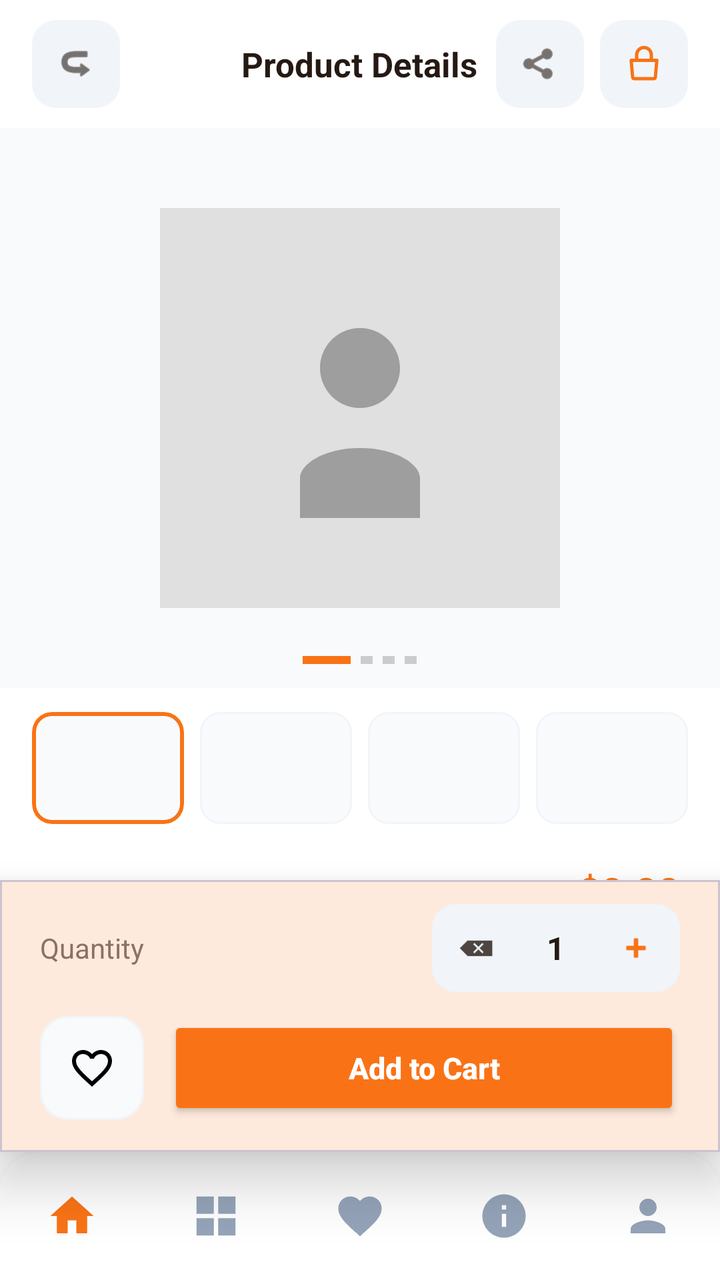
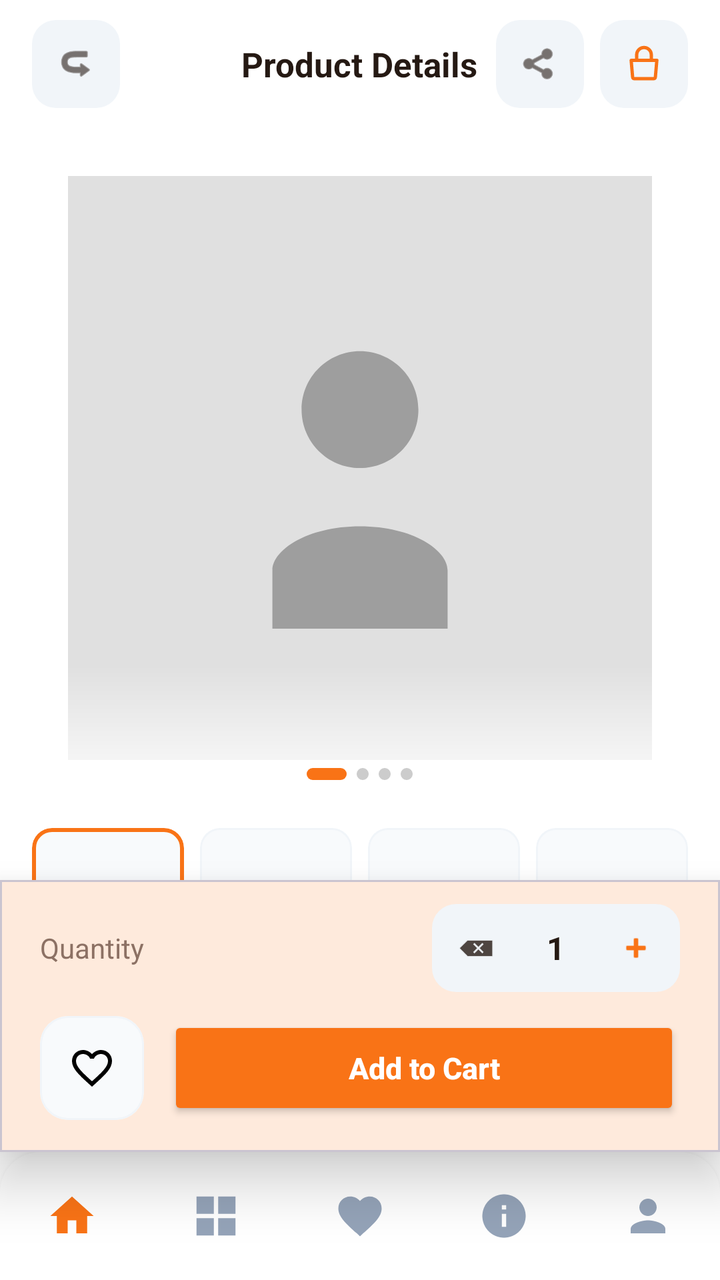

The first picture is an Android layout as it rendered before a commit; the second is the same layout after the commit. The layout source and the unified diff follow.
<!-- AndroidManifest.xml: application theme Theme.BeckieDealApp -->
<!-- res/layout/activity_product_detail.xml -->
<?xml version="1.0" encoding="utf-8"?>
<androidx.constraintlayout.widget.ConstraintLayout xmlns:android="http://schemas.android.com/apk/res/android"
    xmlns:app="http://schemas.android.com/apk/res-auto"
    xmlns:tools="http://schemas.android.com/tools"
    android:layout_width="match_parent"
    android:layout_height="match_parent"
    android:background="@color/background"
    android:fitsSystemWindows="true"
    tools:context=".ProductDetailActivity">

    
    <com.google.android.material.appbar.MaterialToolbar
        android:id="@+id/topAppBar"
        android:layout_width="match_parent"
        android:layout_height="64dp"
        android:background="@color/surface"
        app:contentInsetStart="0dp"
        app:elevation="0dp"
        app:layout_constraintTop_toTopOf="parent">

        <RelativeLayout
            android:layout_width="match_parent"
            android:layout_height="match_parent"
            android:paddingHorizontal="16dp">

            <ImageView
                android:id="@+id/backButton"
                android:layout_width="44dp"
                android:layout_height="44dp"
                android:layout_alignParentStart="true"
                android:layout_centerVertical="true"
                android:background="@drawable/form_field_background"
                android:padding="12dp"
                android:src="@android:drawable/ic_menu_revert"
                android:rotation="180"
                app:tint="@color/text_primary" />

            <TextView
                android:layout_width="wrap_content"
                android:layout_height="wrap_content"
                android:layout_centerInParent="true"
                android:text="Product Details"
                android:textColor="@color/text_primary"
                android:textSize="17sp"
                android:textStyle="bold" />

            <LinearLayout
                android:layout_width="wrap_content"
                android:layout_height="wrap_content"
                android:layout_alignParentEnd="true"
                android:layout_centerVertical="true"
                android:gravity="center_vertical"
                android:orientation="horizontal">

                <ImageView
                    android:id="@+id/shareIcon"
                    android:layout_width="44dp"
                    android:layout_height="44dp"
                    android:layout_marginEnd="8dp"
                    android:background="@drawable/form_field_background"
                    android:padding="12dp"
                    android:src="@android:drawable/ic_menu_share"
                    app:tint="@color/text_primary" />

                <RelativeLayout
                    android:id="@+id/cartContainer"
                    android:layout_width="44dp"
                    android:layout_height="44dp"
                    android:background="@drawable/form_field_background">
                    <ImageView
                        android:id="@+id/cartIcon"
                        android:layout_width="22dp"
                        android:layout_height="22dp"
                        android:layout_centerInParent="true"
                        android:src="@drawable/ic_shopping_bag"
                        app:tint="@color/primary" />
                    <TextView
                        android:id="@+id/cartBadge"
                        android:layout_width="18dp"
                        android:layout_height="18dp"
                        android:layout_alignParentEnd="true"
                        android:layout_alignParentTop="true"
                        android:background="@drawable/badge_pill"
                        android:backgroundTint="@color/red_error"
                        android:gravity="center"
                        android:text="0"
                        android:textColor="@color/white_fixed"
                        android:textSize="9sp"
                        android:textStyle="bold"
                        android:visibility="gone" />
                </RelativeLayout>
            </LinearLayout>
        </RelativeLayout>
    </com.google.android.material.appbar.MaterialToolbar>

    
    <androidx.core.widget.NestedScrollView
        android:layout_width="match_parent"
        android:layout_height="0dp"
        android:fillViewport="true"
        app:layout_constraintTop_toBottomOf="@id/topAppBar"
        app:layout_constraintBottom_toTopOf="@id/bottomActionLayout">

        <LinearLayout
            android:layout_width="match_parent"
            android:layout_height="wrap_content"
            android:orientation="vertical"
            android:paddingBottom="24dp">

            
            <FrameLayout
                android:layout_width="match_parent"
                android:layout_height="@dimen/hero_banner_height_product"
                android:background="@color/card_bg_secondary">

                
                <ImageView
                    android:id="@+id/detailProductImage"
                    android:layout_width="match_parent"
                    android:layout_height="match_parent"
                    android:padding="32dp"
                    android:scaleType="centerInside"
                    android:src="@drawable/placeholder_image" />

                
                <LinearLayout
                    android:id="@+id/dotIndicator"
                    android:layout_width="wrap_content"
                    android:layout_height="wrap_content"
                    android:layout_gravity="bottom|center_horizontal"
                    android:layout_marginBottom="12dp"
                    android:gravity="center_vertical"
                    android:orientation="horizontal">

                    <View android:id="@+id/dot1"
                        android:layout_width="24dp" android:layout_height="4dp"
                        android:layout_marginEnd="5dp"
                        android:background="#F97316" />
                    <View android:id="@+id/dot2"
                        android:layout_width="6dp" android:layout_height="4dp"
                        android:layout_marginEnd="5dp"
                        android:background="#CCCCCC" android:backgroundTint="@null" />
                    <View android:id="@+id/dot3"
                        android:layout_width="6dp" android:layout_height="4dp"
                        android:layout_marginEnd="5dp"
                        android:background="#CCCCCC" android:backgroundTint="@null" />
                    <View android:id="@+id/dot4"
                        android:layout_width="6dp" android:layout_height="4dp"
                        android:background="#CCCCCC" android:backgroundTint="@null" />
                </LinearLayout>
            </FrameLayout>

            
            <LinearLayout
                android:id="@+id/thumbnailRow"
                android:layout_width="match_parent"
                android:layout_height="72dp"
                android:orientation="horizontal"
                android:paddingHorizontal="16dp"
                android:paddingTop="12dp"
                android:paddingBottom="4dp">

                <com.google.android.material.card.MaterialCardView
                    android:id="@+id/thumb1"
                    android:layout_width="0dp"
                    android:layout_height="match_parent"
                    android:layout_weight="1"
                    android:layout_marginEnd="8dp"
                    app:cardCornerRadius="10dp"
                    app:cardElevation="0dp"
                    app:strokeWidth="2dp"
                    app:strokeColor="@color/primary"
                    app:cardBackgroundColor="@color/card_bg_secondary">
                    <ImageView android:id="@+id/thumbImg1"
                        android:layout_width="match_parent" android:layout_height="match_parent"
                        android:scaleType="centerCrop" android:padding="6dp" />
                </com.google.android.material.card.MaterialCardView>

                <com.google.android.material.card.MaterialCardView
                    android:id="@+id/thumb2"
                    android:layout_width="0dp"
                    android:layout_height="match_parent"
                    android:layout_weight="1"
                    android:layout_marginEnd="8dp"
                    app:cardCornerRadius="10dp"
                    app:cardElevation="0dp"
                    app:strokeWidth="1dp"
                    app:strokeColor="@color/border_color"
                    app:cardBackgroundColor="@color/card_bg_secondary">
                    <ImageView android:id="@+id/thumbImg2"
                        android:layout_width="match_parent" android:layout_height="match_parent"
                        android:scaleType="centerCrop" android:padding="6dp" />
                </com.google.android.material.card.MaterialCardView>

                <com.google.android.material.card.MaterialCardView
                    android:id="@+id/thumb3"
                    android:layout_width="0dp"
                    android:layout_height="match_parent"
                    android:layout_weight="1"
                    android:layout_marginEnd="8dp"
                    app:cardCornerRadius="10dp"
                    app:cardElevation="0dp"
                    app:strokeWidth="1dp"
                    app:strokeColor="@color/border_color"
                    app:cardBackgroundColor="@color/card_bg_secondary">
                    <ImageView android:id="@+id/thumbImg3"
                        android:layout_width="match_parent" android:layout_height="match_parent"
                        android:scaleType="centerCrop" android:padding="6dp" />
                </com.google.android.material.card.MaterialCardView>

                <com.google.android.material.card.MaterialCardView
                    android:id="@+id/thumb4"
                    android:layout_width="0dp"
                    android:layout_height="match_parent"
                    android:layout_weight="1"
                    app:cardCornerRadius="10dp"
                    app:cardElevation="0dp"
                    app:strokeWidth="1dp"
                    app:strokeColor="@color/border_color"
                    app:cardBackgroundColor="@color/card_bg_secondary">
                    <ImageView android:id="@+id/thumbImg4"
                        android:layout_width="match_parent" android:layout_height="match_parent"
                        android:scaleType="centerCrop" android:padding="6dp" />
                </com.google.android.material.card.MaterialCardView>

            </LinearLayout>

            
            <LinearLayout
                android:layout_width="match_parent"
                android:layout_height="wrap_content"
                android:orientation="vertical"
                android:paddingHorizontal="20dp"
                android:paddingTop="16dp">

                
                <LinearLayout
                    android:layout_width="match_parent"
                    android:layout_height="wrap_content"
                    android:orientation="horizontal"
                    android:gravity="center_vertical">

                    <TextView
                        android:id="@+id/detailProductName"
                        android:layout_width="0dp"
                        android:layout_height="wrap_content"
                        android:layout_weight="1"
                        android:text="Product Name"
                        android:textColor="@color/text_primary"
                        android:textSize="22sp"
                        android:textStyle="bold" />

                    <LinearLayout
                        android:layout_width="wrap_content"
                        android:layout_height="wrap_content"
                        android:orientation="vertical"
                        android:gravity="end">

                        <TextView
                            android:id="@+id/detailProductPrice"
                            android:layout_width="wrap_content"
                            android:layout_height="wrap_content"
                            android:text="$0.00"
                            android:textColor="@color/primary"
                            android:textSize="20sp"
                            android:textStyle="bold" />

                        <TextView
                            android:id="@+id/stockLabel"
                            android:layout_width="wrap_content"
                            android:layout_height="wrap_content"
                            android:text="In Stock"
                            android:textColor="#22C55E"
                            android:textSize="11sp" />
                    </LinearLayout>
                </LinearLayout>

                
                <LinearLayout
                    android:layout_width="wrap_content"
                    android:layout_height="wrap_content"
                    android:orientation="horizontal"
                    android:gravity="center_vertical"
                    android:layout_marginTop="6dp">

                    <ImageView
                        android:layout_width="14dp"
                        android:layout_height="14dp"
                        android:src="@android:drawable/btn_star_big_on"
                        app:tint="@color/yellow_star" />

                    <TextView
                        android:id="@+id/detailProductRating"
                        android:layout_width="wrap_content"
                        android:layout_height="wrap_content"
                        android:layout_marginStart="4dp"
                        android:text="4.9"
                        android:textColor="@color/text_primary"
                        android:textSize="13sp"
                        android:textStyle="bold" />

                    <TextView
                        android:id="@+id/reviewCount"
                        android:layout_width="wrap_content"
                        android:layout_height="wrap_content"
                        android:layout_marginStart="4dp"
                        android:text="(120 reviews)"
                        android:textColor="@color/text_secondary"
                        android:textSize="12sp" />
                </LinearLayout>

                
                <TextView
                    android:id="@+id/detailProductDescription"
                    android:layout_width="match_parent"
                    android:layout_height="wrap_content"
                    android:layout_marginTop="14dp"
                    android:text=""
                    android:textColor="@color/text_secondary"
                    android:textSize="14sp"
                    android:lineSpacingExtra="4dp" />

                
                <LinearLayout
                    android:id="@+id/specTagsRow"
                    android:layout_width="match_parent"
                    android:layout_height="wrap_content"
                    android:layout_marginTop="12dp"
                    android:orientation="vertical">
                    
                </LinearLayout>

                
                <TextView
                    android:layout_width="wrap_content"
                    android:layout_height="wrap_content"
                    android:layout_marginTop="24dp"
                    android:text="Technical Specifications"
                    android:textColor="@color/text_primary"
                    android:textSize="17sp"
                    android:textStyle="bold" />

                
                <GridLayout
                    android:id="@+id/specCardsGrid"
                    android:layout_width="match_parent"
                    android:layout_height="wrap_content"
                    android:layout_marginTop="12dp"
                    android:columnCount="2"
                    android:useDefaultMargins="false" />

                
                <com.google.android.material.card.MaterialCardView
                    android:layout_width="match_parent"
                    android:layout_height="wrap_content"
                    android:layout_marginTop="16dp"
                    app:cardCornerRadius="16dp"
                    app:cardElevation="0dp"
                    app:strokeWidth="1dp"
                    app:strokeColor="@color/border_color"
                    app:cardBackgroundColor="@color/surface">

                    <LinearLayout
                        android:id="@+id/specRowsContainer"
                        android:layout_width="match_parent"
                        android:layout_height="wrap_content"
                        android:orientation="vertical"
                        android:paddingVertical="4dp" />

                </com.google.android.material.card.MaterialCardView>

            </LinearLayout>
        </LinearLayout>
    </androidx.core.widget.NestedScrollView>

    
    <com.google.android.material.card.MaterialCardView
        android:id="@+id/bottomActionLayout"
        android:layout_width="match_parent"
        android:layout_height="wrap_content"
        app:cardElevation="16dp"
        app:cardCornerRadius="0dp"
        app:cardBackgroundColor="@color/surface"
        app:layout_constraintBottom_toTopOf="@id/bottomNavGlassHost">

        <LinearLayout
            android:layout_width="match_parent"
            android:layout_height="wrap_content"
            android:orientation="vertical"
            android:paddingHorizontal="20dp"
            android:paddingTop="12dp"
            android:paddingBottom="16dp">

            
            <LinearLayout
                android:layout_width="match_parent"
                android:layout_height="wrap_content"
                android:orientation="horizontal"
                android:gravity="center_vertical"
                android:layout_marginBottom="12dp">

                <TextView
                    android:layout_width="0dp"
                    android:layout_height="wrap_content"
                    android:layout_weight="1"
                    android:text="Quantity"
                    android:textColor="@color/text_secondary"
                    android:textSize="14sp" />

                
                <LinearLayout
                    android:layout_width="wrap_content"
                    android:layout_height="44dp"
                    android:orientation="horizontal"
                    android:gravity="center_vertical"
                    android:background="@drawable/form_field_background"
                    android:paddingHorizontal="4dp">

                    <ImageView
                        android:id="@+id/quantityDecrement"
                        android:layout_width="36dp"
                        android:layout_height="36dp"
                        android:padding="9dp"
                        android:src="@android:drawable/ic_input_delete"
                        app:tint="@color/text_primary"
                        android:background="?attr/selectableItemBackgroundBorderless"
                        android:contentDescription="Decrease quantity" />

                    <TextView
                        android:id="@+id/quantityValue"
                        android:layout_width="44dp"
                        android:layout_height="wrap_content"
                        android:gravity="center"
                        android:text="1"
                        android:textColor="@color/text_primary"
                        android:textSize="16sp"
                        android:textStyle="bold" />

                    <ImageView
                        android:id="@+id/quantityIncrement"
                        android:layout_width="36dp"
                        android:layout_height="36dp"
                        android:padding="9dp"
                        android:src="@android:drawable/ic_input_add"
                        app:tint="@color/primary"
                        android:background="?attr/selectableItemBackgroundBorderless"
                        android:contentDescription="Increase quantity" />

                </LinearLayout>

            </LinearLayout>

            
            <LinearLayout
                android:layout_width="match_parent"
                android:layout_height="wrap_content"
                android:orientation="horizontal"
                android:gravity="center_vertical">

                <com.google.android.material.card.MaterialCardView
                    android:id="@+id/favoriteButton"
                    android:layout_width="52dp"
                    android:layout_height="52dp"
                    app:cardCornerRadius="14dp"
                    app:cardElevation="0dp"
                    app:cardBackgroundColor="@color/card_bg_secondary"
                    app:strokeWidth="1dp"
                    app:strokeColor="@color/border_color">
                    <ImageView
                        android:id="@+id/detailFavoriteIcon"
                        android:layout_width="24dp"
                        android:layout_height="24dp"
                        android:layout_gravity="center"
                        android:src="@drawable/ic_favorite_border" />
                </com.google.android.material.card.MaterialCardView>

                <Button
                    android:id="@+id/addToCartButton"
                    android:layout_width="0dp"
                    android:layout_height="52dp"
                    android:layout_marginStart="12dp"
                    android:layout_weight="1"
                    android:backgroundTint="@color/primary"
                    android:text="Add to Cart"
                    android:textAllCaps="false"
                    android:textColor="@color/white_fixed"
                    android:textSize="15sp"
                    android:textStyle="bold"
                    app:cornerRadius="14dp" />

            </LinearLayout>

        </LinearLayout>
    </com.google.android.material.card.MaterialCardView>

    
    <include layout="@layout/layout_bottom_nav" />

</androidx.constraintlayout.widget.ConstraintLayout>
<!-- res/layout/layout_bottom_nav.xml (included above) -->
<?xml version="1.0" encoding="utf-8"?>
<FrameLayout
    xmlns:android="http://schemas.android.com/apk/res/android"
    xmlns:app="http://schemas.android.com/apk/res-auto"
    android:id="@+id/bottomNavGlassHost"
    android:layout_width="0dp"
    android:layout_height="wrap_content"
    android:layout_marginStart="@dimen/bottom_nav_side_margin"
    android:layout_marginEnd="@dimen/bottom_nav_side_margin"
    android:layout_marginBottom="@dimen/bottom_nav_bottom_margin"
    android:background="@drawable/bottom_nav_glass_bg"
    android:clipToOutline="true"
    android:elevation="4dp"
    app:layout_constraintBottom_toBottomOf="parent"
    app:layout_constraintStart_toStartOf="parent"
    app:layout_constraintEnd_toEndOf="parent">

    <com.google.android.material.bottomnavigation.BottomNavigationView
        android:id="@+id/bottomNavigation"
        android:layout_width="match_parent"
        android:layout_height="64dp"
        android:background="@android:color/transparent"
        app:backgroundTint="@android:color/transparent"
        app:elevation="0dp"
        app:labelVisibilityMode="unlabeled"
        app:itemIconSize="26dp"
        app:itemRippleColor="@color/nav_indicator_fill"
        app:itemActiveIndicatorStyle="@style/Widget.App.BottomNav.ActiveIndicator"
        app:itemTextColor="@color/bottom_nav_color"
        app:itemIconTint="@color/bottom_nav_color"
        app:menu="@menu/bottom_nav_menu" />

</FrameLayout>
<!-- resources referenced by this layout -->
<resources>
  <color name="background">#FFFFFF</color>
  <color name="border_color">#F1F5F9</color>
  <color name="card_bg_secondary">#F8FAFC</color>
  <color name="nav_indicator_fill">#FFF1EB</color>
  <color name="primary">#F97316</color>
  <color name="red_error">#EF4444</color>
  <color name="surface">#FFFFFF</color>
  <color name="text_primary">#251913</color>
  <color name="text_secondary">#8C7164</color>
  <color name="white_fixed">#FFFFFF</color>
  <color name="yellow_star">#FFC107</color>
  <dimen name="bottom_nav_bottom_margin">0dp</dimen>
  <dimen name="bottom_nav_side_margin">0dp</dimen>
  <dimen name="hero_banner_height_product">280dp</dimen>
  <!-- drawable badge_pill (drawable) -->
  <?xml version="1.0" encoding="utf-8"?>
  <shape xmlns:android="http://schemas.android.com/apk/res/android">
      <solid android:color="#33FFFFFF" />
      <corners android:radius="4dp" />
  </shape>
  <!-- drawable bottom_nav_glass_bg (drawable) -->
  <?xml version="1.0" encoding="utf-8"?>
  <shape xmlns:android="http://schemas.android.com/apk/res/android"
      android:shape="rectangle">
      <solid android:color="@color/nav_surface" />
      <corners
          android:topLeftRadius="20dp"
          android:topRightRadius="20dp"
          android:bottomLeftRadius="0dp"
          android:bottomRightRadius="0dp" />
  </shape>
  <!-- drawable form_field_background (drawable) -->
  <?xml version="1.0" encoding="utf-8"?>
  <shape xmlns:android="http://schemas.android.com/apk/res/android">
      <solid android:color="@color/input_background" />
      <corners android:radius="12dp" />
  </shape>
  <style name="Widget.App.BottomNav.ActiveIndicator" parent="Widget.Material3.BottomNavigationView.ActiveIndicator">
          <item name="android:color">@color/nav_indicator_fill</item>
          <item name="android:width">52dp</item>
          <item name="android:height">40dp</item>
          <item name="shapeAppearance">@style/ShapeAppearance.App.BottomNav.ActiveIndicator</item>
      </style>
  <style name="Theme.BeckieDealApp" parent="Base.Theme.BeckieDealApp" />
  <color name="nav_surface">#FFFFFF</color>
  <color name="input_background">#F1F5F9</color>
  <style name="ShapeAppearance.App.BottomNav.ActiveIndicator" parent="">
          <item name="cornerFamily">rounded</item>
          <item name="cornerSize">50%</item>
      </style>
  <color name="on_primary">#FFFFFF</color>
  <color name="primary_container">#F97316</color>
  <color name="on_primary_container">#582200</color>
  <color name="on_surface">#251913</color>
  <style name="Widget.App.BottomNavigationView" parent="Widget.Material3.BottomNavigationView">
          <item name="itemIconSize">26dp</item>
          <item name="itemIconTint">@color/bottom_nav_color</item>
          <item name="itemTextColor">@color/bottom_nav_color</item>
          
          <item name="android:background">@null</item>
          <item name="backgroundTint">@null</item>
          <item name="labelVisibilityMode">unlabeled</item>
          <item name="itemActiveIndicatorStyle">@style/Widget.App.BottomNav.ActiveIndicator</item>
      </style>
  <!-- unchanged entries left out for length: 4 -->
</resources>

<!-- the commit's change to res/layout/activity_product_detail.xml (unified diff, before → after) -->
@@ -111,16 +111,23 @@
             <FrameLayout
                 android:layout_width="match_parent"
                 android:layout_height="@dimen/hero_banner_height_product"
-                android:background="@color/card_bg_secondary">
+                android:background="@color/surface">
 
                 
                 <ImageView
                     android:id="@+id/detailProductImage"
                     android:layout_width="match_parent"
                     android:layout_height="match_parent"
-                    android:padding="32dp"
-                    android:scaleType="centerInside"
+                    android:padding="24dp"
+                    android:scaleType="fitCenter"
                     android:src="@drawable/placeholder_image" />
+
+                
+                <View
+                    android:layout_width="match_parent"
+                    android:layout_height="72dp"
+                    android:layout_gravity="bottom"
+                    android:background="@drawable/hero_bottom_fade" />
 
                 
                 <LinearLayout
@@ -128,25 +135,25 @@
                     android:layout_width="wrap_content"
                     android:layout_height="wrap_content"
                     android:layout_gravity="bottom|center_horizontal"
-                    android:layout_marginBottom="12dp"
+                    android:layout_marginBottom="14dp"
                     android:gravity="center_vertical"
                     android:orientation="horizontal">
 
                     <View android:id="@+id/dot1"
-                        android:layout_width="24dp" android:layout_height="4dp"
+                        android:layout_width="20dp" android:layout_height="6dp"
                         android:layout_marginEnd="5dp"
-                        android:background="#F97316" />
+                        android:background="@drawable/dot_active" />
                     <View android:id="@+id/dot2"
-                        android:layout_width="6dp" android:layout_height="4dp"
+                        android:layout_width="6dp" android:layout_height="6dp"
                         android:layout_marginEnd="5dp"
-                        android:background="#CCCCCC" android:backgroundTint="@null" />
+                        android:background="@drawable/dot_inactive" />
                     <View android:id="@+id/dot3"
-                        android:layout_width="6dp" android:layout_height="4dp"
+                        android:layout_width="6dp" android:layout_height="6dp"
                         android:layout_marginEnd="5dp"
-                        android:background="#CCCCCC" android:backgroundTint="@null" />
+                        android:background="@drawable/dot_inactive" />
                     <View android:id="@+id/dot4"
-                        android:layout_width="6dp" android:layout_height="4dp"
-                        android:background="#CCCCCC" android:backgroundTint="@null" />
+                        android:layout_width="6dp" android:layout_height="6dp"
+                        android:background="@drawable/dot_inactive" />
                 </LinearLayout>
             </FrameLayout>
 
@@ -154,11 +161,11 @@
             <LinearLayout
                 android:id="@+id/thumbnailRow"
                 android:layout_width="match_parent"
-                android:layout_height="72dp"
+                android:layout_height="80dp"
                 android:orientation="horizontal"
                 android:paddingHorizontal="16dp"
-                android:paddingTop="12dp"
-                android:paddingBottom="4dp">
+                android:paddingTop="10dp"
+                android:paddingBottom="6dp">
 
                 <com.google.android.material.card.MaterialCardView
                     android:id="@+id/thumb1"
<!-- resource entries referenced after the edit -->
@@ -13,7 +13,7 @@
   <color name="yellow_star">#FFC107</color>
   <dimen name="bottom_nav_bottom_margin">0dp</dimen>
   <dimen name="bottom_nav_side_margin">0dp</dimen>
-  <dimen name="hero_banner_height_product">280dp</dimen>
+  <dimen name="hero_banner_height_product">340dp</dimen>
   <!-- drawable badge_pill (drawable) -->
   <?xml version="1.0" encoding="utf-8"?>
   <shape xmlns:android="http://schemas.android.com/apk/res/android">
@@ -31,11 +31,33 @@
           android:bottomLeftRadius="0dp"
           android:bottomRightRadius="0dp" />
   </shape>
+  <!-- drawable dot_active (drawable) -->
+  <?xml version="1.0" encoding="utf-8"?>
+  <shape xmlns:android="http://schemas.android.com/apk/res/android"
+      android:shape="rectangle">
+      <corners android:radius="3dp" />
+      <solid android:color="#F97316" />
+  </shape>
+  <!-- drawable dot_inactive (drawable) -->
+  <?xml version="1.0" encoding="utf-8"?>
+  <shape xmlns:android="http://schemas.android.com/apk/res/android"
+      android:shape="rectangle">
+      <corners android:radius="3dp" />
+      <solid android:color="#CCCCCC" />
+  </shape>
   <!-- drawable form_field_background (drawable) -->
   <?xml version="1.0" encoding="utf-8"?>
   <shape xmlns:android="http://schemas.android.com/apk/res/android">
       <solid android:color="@color/input_background" />
       <corners android:radius="12dp" />
+  </shape>
+  <!-- drawable hero_bottom_fade (drawable) -->
+  <?xml version="1.0" encoding="utf-8"?>
+  <shape xmlns:android="http://schemas.android.com/apk/res/android">
+      <gradient
+          android:startColor="#00FFFFFF"
+          android:endColor="#FFFFFFFF"
+          android:angle="270" />
   </shape>
   <style name="Widget.App.BottomNav.ActiveIndicator" parent="Widget.Material3.BottomNavigationView.ActiveIndicator">
           <item name="android:color">@color/nav_indicator_fill</item>
